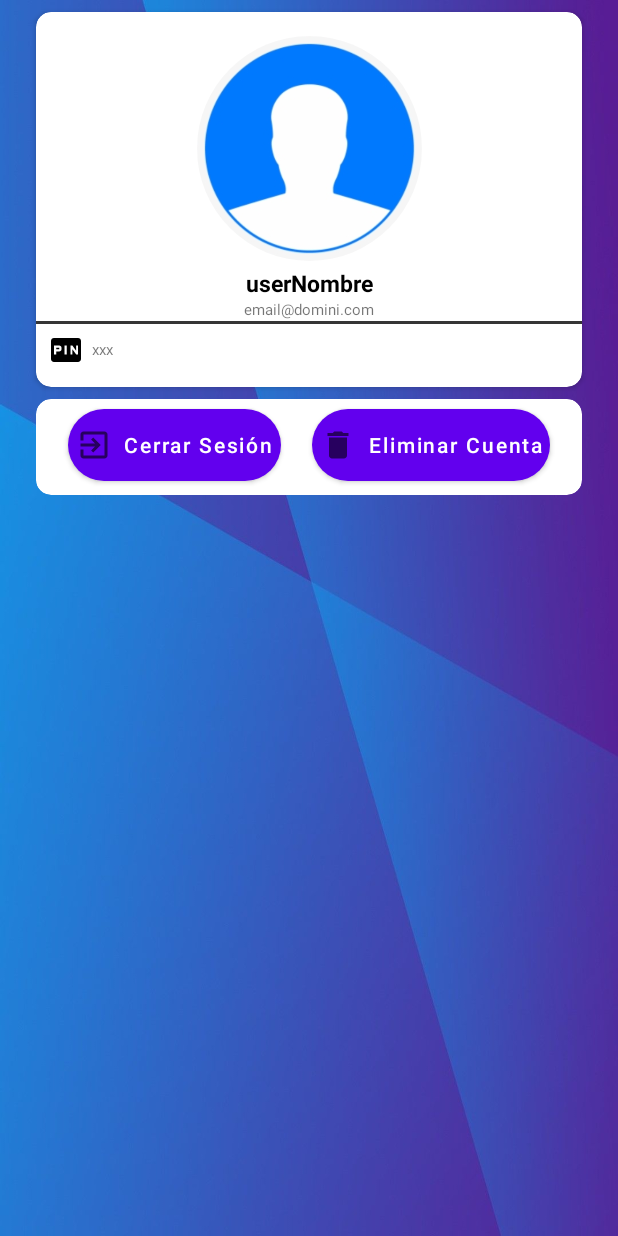
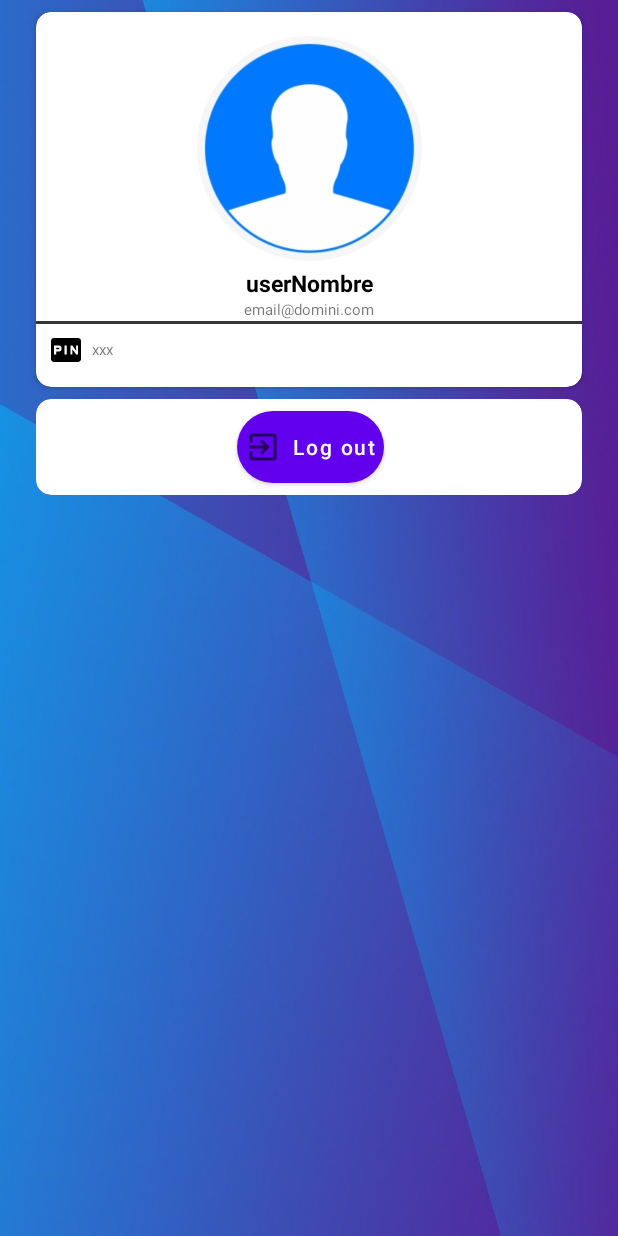
Before and after one commit to ososuna/google-auth, an Android app: the layout activity_main.xml on its own in the app's theme, with its tools: preview values and no code run, on a phone screen of 412 x 824 dp. Run offline under Robolectric (Android 15) with nearby library versions, the phone set to English and light mode, and no system bars.

Commit message:
ui changes

```diff
--- a/app/src/main/res/layout/activity_main.xml
+++ b/app/src/main/res/layout/activity_main.xml
@@ -117,41 +117,23 @@
             android:layout_height="match_parent">
 
             <Button
-                android:id="@+id/btnLogout"
+                android:id="@+id/btnEliminarCta"
                 android:layout_width="wrap_content"
                 android:layout_height="wrap_content"
+                android:layout_marginEnd="132dp"
                 android:background="@drawable/btn_logout"
                 android:paddingStart="5dp"
                 android:paddingEnd="5dp"
-                android:text="Cerrar Sesión"
+                android:text="Log out"
                 android:textAllCaps="false"
                 android:textColor="@color/colorWhite"
                 app:drawableLeftCompat="@drawable/ic_logout"
                 app:layout_constraintBottom_toBottomOf="parent"
-                app:layout_constraintEnd_toStartOf="@+id/btnEliminarCta"
-                app:layout_constraintHorizontal_bias="0.5"
-                app:layout_constraintStart_toStartOf="parent"
-                app:layout_constraintTop_toTopOf="parent"
-                app:layout_constraintVertical_bias="0.421" />
+                app:layout_constraintEnd_toEndOf="parent"
+                app:layout_constraintTop_toTopOf="parent" />
+        </androidx.constraintlayout.widget.ConstraintLayout>
 
-            <Button
-                android:id="@+id/btnEliminarCta"
-                android:layout_width="wrap_content"
-                android:layout_height="wrap_content"
-                android:background="@drawable/btn_eliminarcta"
-                android:paddingStart="5dp"
-                android:paddingEnd="5dp"
-                android:text="Eliminar Cuenta"
-                android:textAllCaps="false"
-                android:textColor="@color/colorWhite"
-                app:drawableLeftCompat="@drawable/ic_eliminar"
-                app:layout_constraintBottom_toBottomOf="parent"
-                app:layout_constraintEnd_toEndOf="parent"
-                app:layout_constraintHorizontal_bias="0.5"
-                app:layout_constraintStart_toEndOf="@+id/btnLogout"
-                app:layout_constraintTop_toTopOf="parent"
-                app:layout_constraintVertical_bias="0.421" />
-        </androidx.constraintlayout.widget.ConstraintLayout>
     </androidx.cardview.widget.CardView>
 
+
 </androidx.constraintlayout.widget.ConstraintLayout>
```
Also changed, not shown: app/src/main/java/com/example/googleauth/MainActivity.java (+0 -25 lines), app/src/main/res/layout/activity_login.xml (+2 -20 lines), 1 other file.
